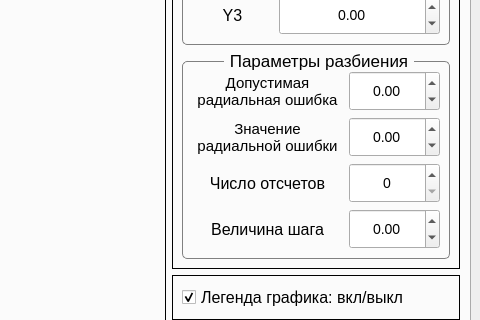
Before: the Qt Designer form ui/mainGUI.ui in SaySmokeGraf/example_py_desktop, drawn with Qt 5; both pictures show x 430 to 910 and y 228 to 548 of the 910 by 640 pixel window.
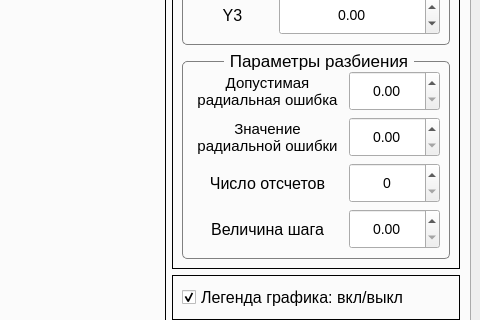
After: the same form once the commit is applied.

Commit message: Правки в лимиты некоторых полей

```diff
--- a/ui/mainGUI.ui
+++ b/ui/mainGUI.ui
@@ -421,7 +421,7 @@
                        <set>Qt::AlignCenter</set>
                       </property>
                       <property name="minimum">
-                       <double>-1000.000000000000000</double>
+                       <double>0.000000000000000</double>
                       </property>
                       <property name="maximum">
                        <double>1000.000000000000000</double>
@@ -448,7 +448,7 @@
                        <set>Qt::AlignCenter</set>
                       </property>
                       <property name="minimum">
-                       <double>-1000.000000000000000</double>
+                       <double>0.000000000000000</double>
                       </property>
                       <property name="maximum">
                        <double>1000.000000000000000</double>
@@ -499,7 +499,7 @@
                        <set>Qt::AlignCenter</set>
                       </property>
                       <property name="minimum">
-                       <double>-1000.000000000000000</double>
+                       <double>0.000000000000000</double>
                       </property>
                       <property name="maximum">
                        <double>1000.000000000000000</double>
```
Left out of the diff: 12 changed lines with no effect on the pictures. The commit also changes 1 other file.
